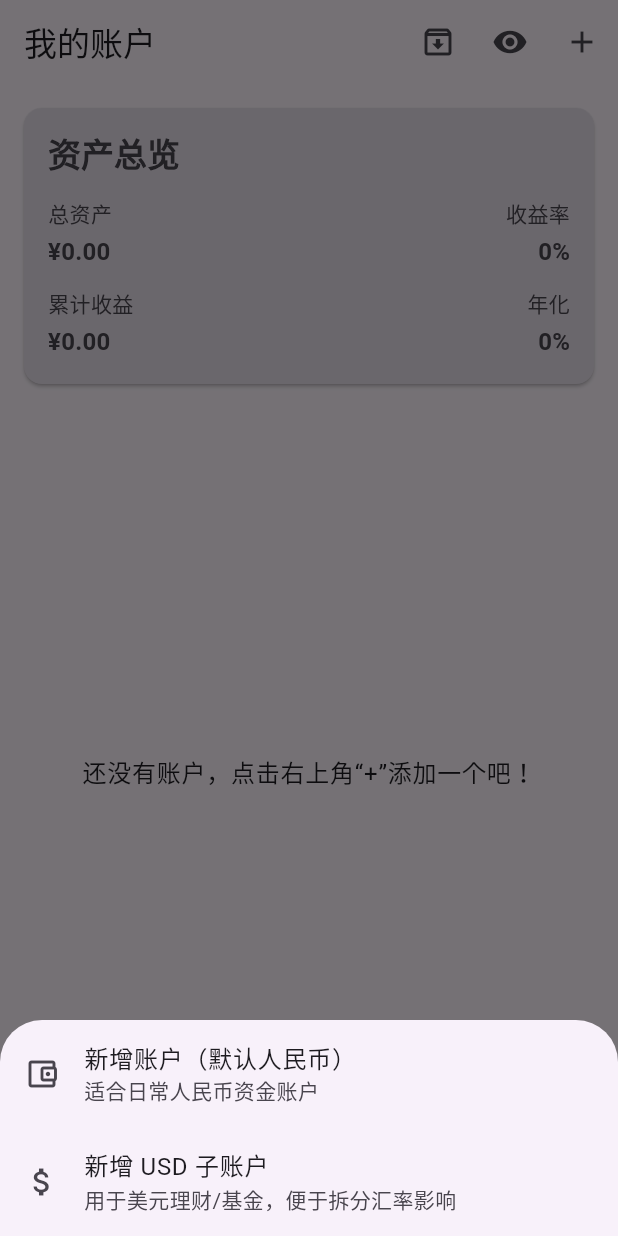
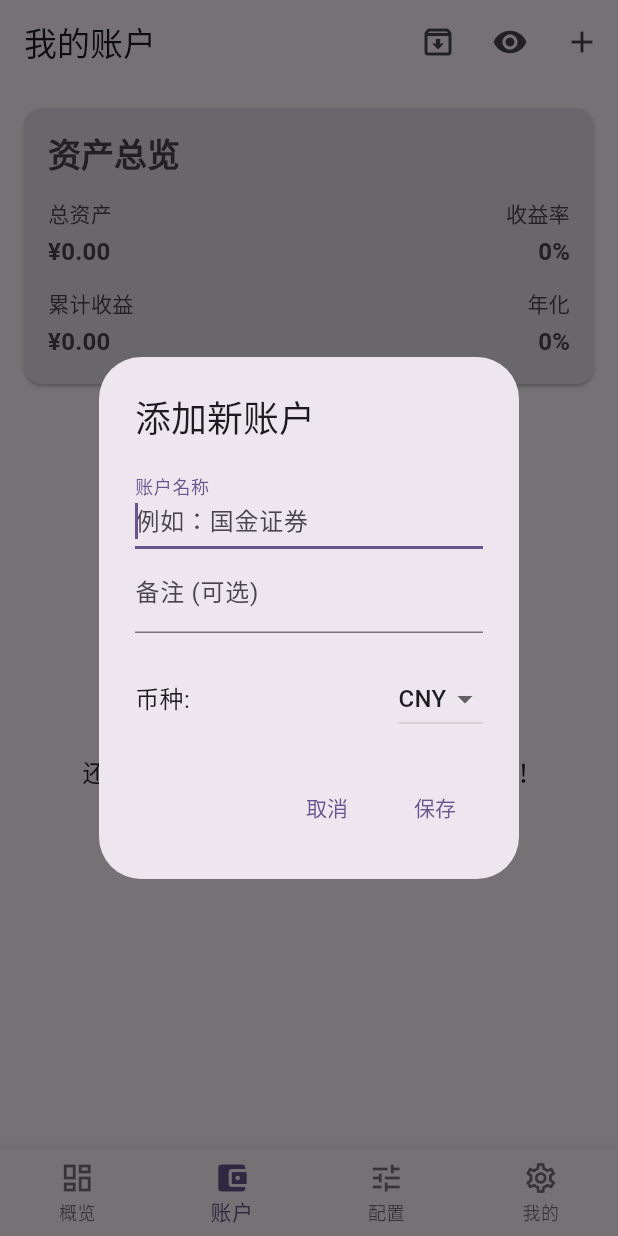
Before and after one commit to Howar-Yick/one_five_one_ten, a Flutter app: the screen it shows after launch, item 2 of the bottom bar chosen, after a tap on the "add" icon, on a phone screen of 412 x 824 dp. Run offline on Flutter 3.47's test engine with Material 3 defaults, Android fonts, the phone set to English and light mode, and no system bars; our stand-ins replace file_picker, fl_chart, flutter_riverpod, isar, shared_preferences, supabase_flutter; missing offline and left inert: gbk_codec, xxh3; accounts and stored records are empty; generated files the repository leaves out were written again.

Commit message:
Remove USD account shortcuts

```diff
--- a/lib/pages/accounts_page.dart
+++ b/lib/pages/accounts_page.dart
@@ -62,8 +62,8 @@ class _AccountsPageState extends ConsumerState<AccountsPage> {
           ),
           IconButton(
             icon: const Icon(Icons.add),
-            tooltip: '添加账户或美元子账户',
-            onPressed: () => _showAddAccountOptions(context, ref),
+            tooltip: '添加账户',
+            onPressed: () => _showAddAccountDialog(context, ref),
           ),
         ],
       ),
@@ -248,39 +248,6 @@ class _AccountsPageState extends ConsumerState<AccountsPage> {
     );
   }
 
-  void _showAddAccountOptions(BuildContext context, WidgetRef ref) {
-    showModalBottomSheet(
-      context: context,
-      builder: (sheetContext) {
-        return SafeArea(
-          child: Wrap(
-            children: [
-              ListTile(
-                leading: const Icon(Icons.account_balance_wallet_outlined),
-                title: const Text('新增账户（默认人民币）'),
-                subtitle: const Text('适合日常人民币资金账户'),
-                onTap: () {
-                  Navigator.of(sheetContext).pop();
-                  _showAddAccountDialog(context, ref);
-                },
-              ),
-              ListTile(
-                leading: const Icon(Icons.attach_money_outlined),
-                title: const Text('新增 USD 子账户'),
-                subtitle: const Text('用于美元理财/基金，便于拆分汇率影响'),
-                onTap: () {
-                  Navigator.of(sheetContext).pop();
-                  _showAddAccountDialog(context, ref,
-                      initialCurrency: 'USD', suggestedSuffix: ' (USD)');
-                },
-              ),
-            ],
-          ),
-        );
-      },
-    );
-  }
-
   void _showAddAccountDialog(
     BuildContext context,
     WidgetRef ref, {
@@ -396,20 +363,6 @@ class _AccountsPageState extends ConsumerState<AccountsPage> {
       builder: (sheetContext) {
         return Wrap(
           children: <Widget>[
-            ListTile(
-              leading: const Icon(Icons.currency_exchange_outlined),
-              title: const Text('新增外币子账户'),
-              subtitle: const Text('为该银行新增 USD / 其他外币子账户'),
-              onTap: () {
-                Navigator.of(sheetContext).pop();
-                _showAddAccountDialog(
-                  context,
-                  ref,
-                  initialCurrency: 'USD',
-                  initialName: '${account.name} (USD)',
-                );
-              },
-            ),
             ListTile(
               leading: const Icon(Icons.edit_outlined),
               title: const Text('编辑账户'),
```
